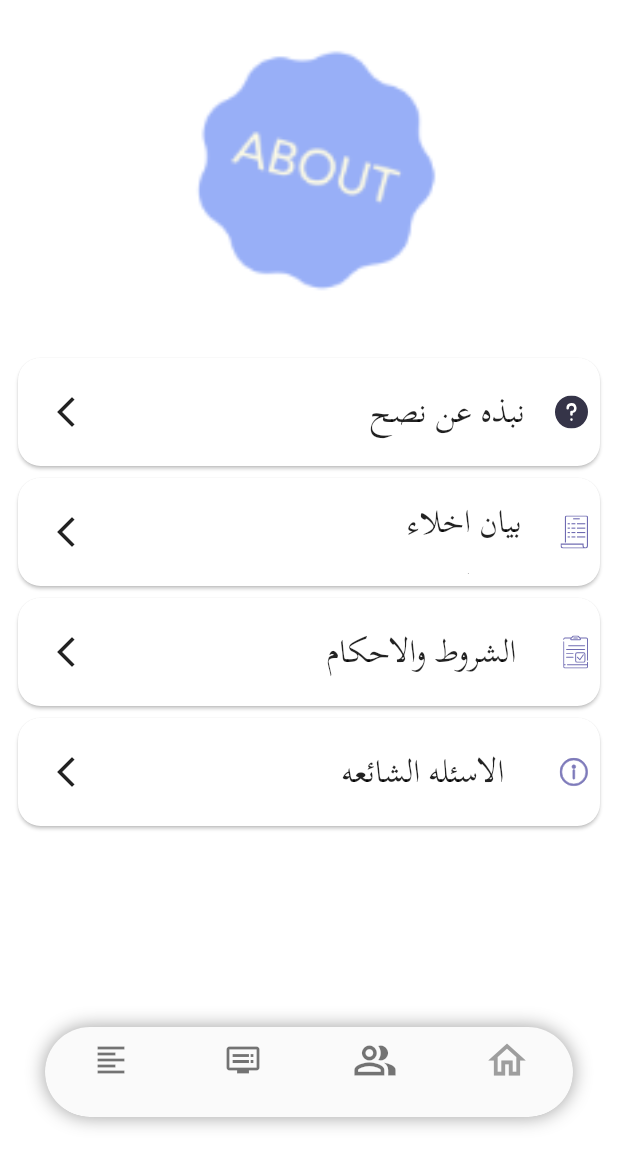
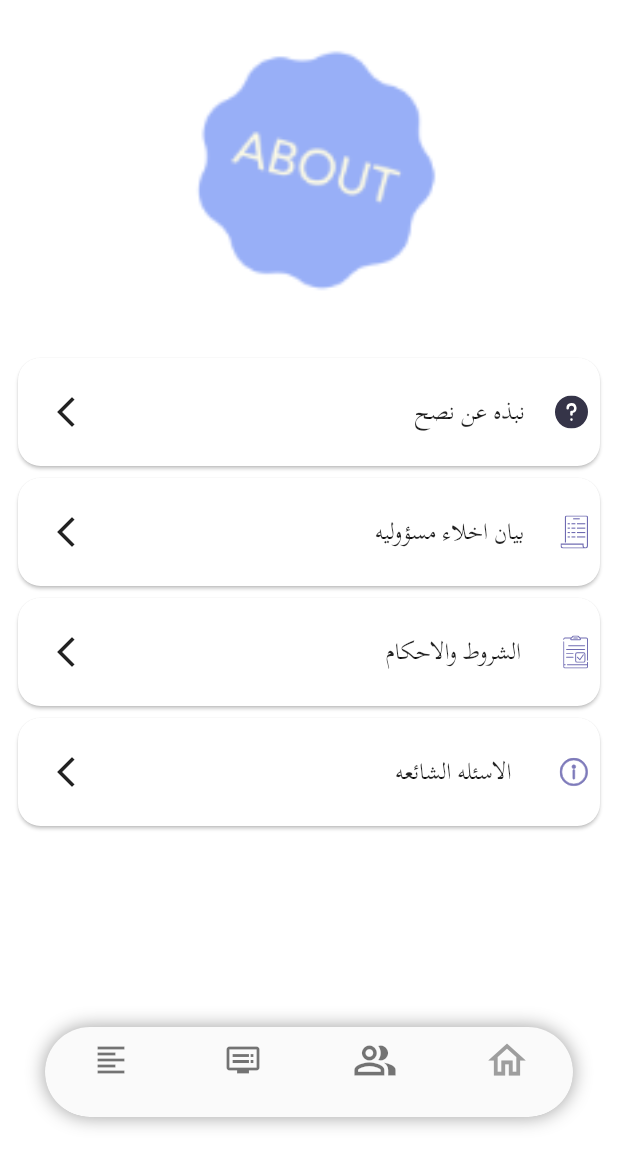
Before and after one commit to Marwa512/Takamul_task, a Flutter app: the MenuAboutAppScreen screen opened directly, on a phone screen of 412 x 824 dp, the part 74-1236 px from its top. Run offline on Flutter 3.47's test engine with Material 2 defaults, Android fonts, the phone set to English and light mode, and no system bars; our stand-ins replace flutter_svg, get.

Commit message:
fix: overflow

```diff
--- a/lib/screens/menu_about_app.dart
+++ b/lib/screens/menu_about_app.dart
@@ -92,7 +92,7 @@ Widget cardContainer({
             ),
             CustomText(
               title: title,
-              fontSize: 21,
+              fontSize: 15,
             ),
             const Spacer(),
             IconButton(
```
